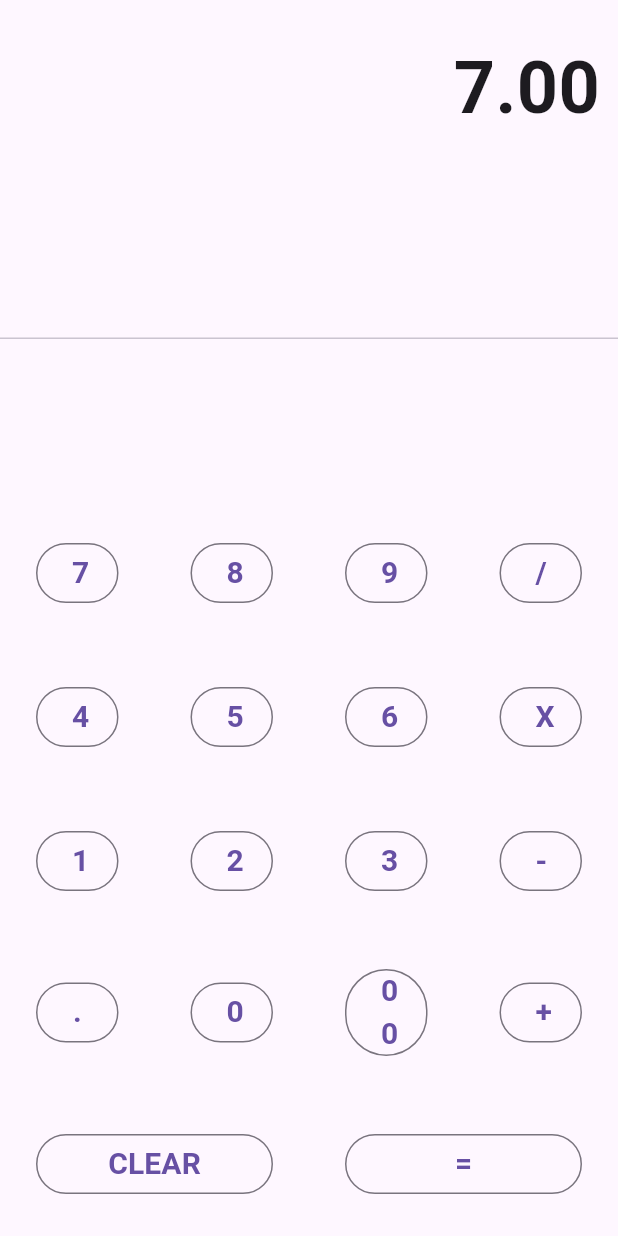
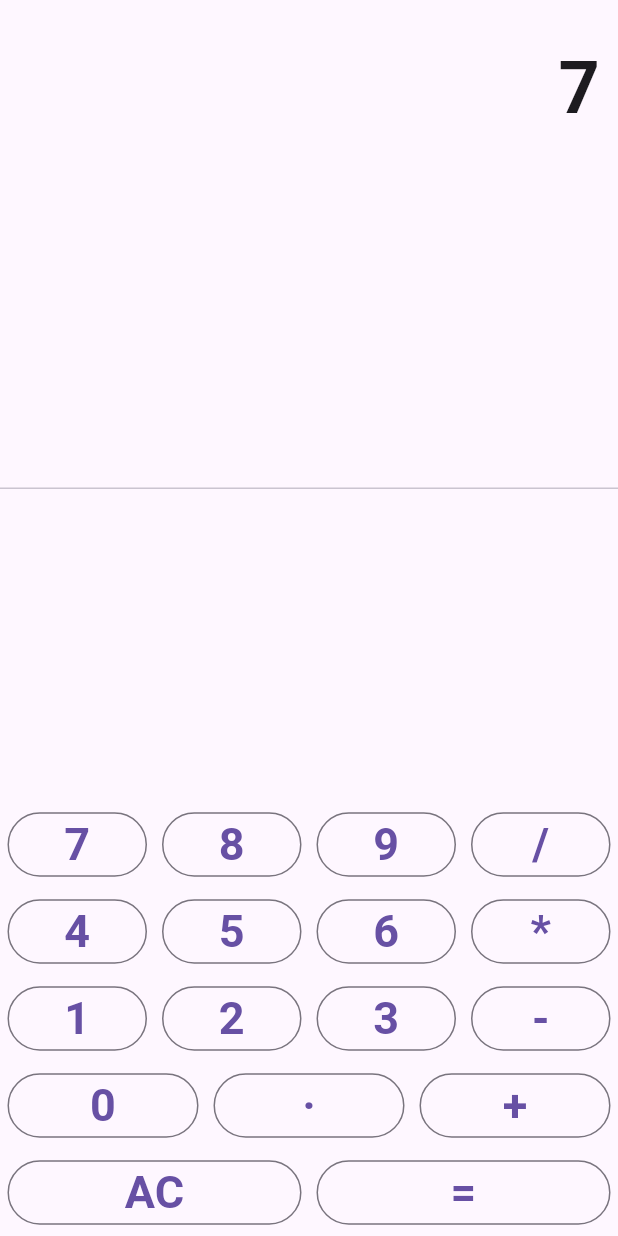
Before and after one commit to db110513/app_calculator, a Flutter app: the screen it shows after launch, after a tap on an icon or button, on a phone screen of 412 x 824 dp. Run offline on Flutter 3.47's test engine with Material 3 defaults, Android fonts, the phone set to English and light mode, and no system bars.

Commit message:
Updated calc buttons

```diff
--- a/lib/main.dart
+++ b/lib/main.dart
@@ -1,6 +1,6 @@
 import 'package:flutter/material.dart';
 
-void main() => runApp(new App());
+void main() => runApp(App());
 
 class App extends StatelessWidget {
 
@@ -8,11 +8,11 @@ class App extends StatelessWidget {
 
     return new MaterialApp(
       debugShowCheckedModeBanner: false,
-      theme: new ThemeData(
+      theme: ThemeData(
         primarySwatch: Colors.blue,
       ),
 
-      home: new Home(
+      home: Home(
         key: UniqueKey(),
       ),
     );
@@ -34,24 +34,24 @@ class _HomeState extends State<Home> {
   String _output = "0";
   double num1 = 0.0;
   double num2 = 0.0;
-  String operand = "";
+  String op = "";
 
   buttonPressed(String buttonText) {
 
-    if(buttonText == "CLEAR") {
+    if (buttonText == "AC") {
 
       _output = "0";
       num1 = 0.0;
       num2 = 0.0;
-      operand = "";
+      op = "";
 
     }
 
-    else if (buttonText == "+" || buttonText == "-" || buttonText == "/" || buttonText == "X") {
+    else if (buttonText == "+" || buttonText == "-" || buttonText == "/" || buttonText == "*") {
 
       num1 = double.parse(output);
 
-      operand = buttonText;
+      op = buttonText;
 
       _output = "0";
 
@@ -74,22 +74,22 @@ class _HomeState extends State<Home> {
 
       num2 = double.parse(output);
 
-      if(operand == "+") {
+      if (op == "+") {
         _output = (num1 + num2).toString();
       }
-      if(operand == "-") {
+      if (op == "-") {
         _output = (num1 - num2).toString();
       }
-      if(operand == "X") {
+      if (op == "*") {
         _output = (num1 * num2).toString();
       }
-      if(operand == "/") {
+      if (op == "/") {
         _output = (num1 / num2).toString();
       }
 
-      num1 = 0.0;
-      num2 = 0.0;
-      operand = "";
+      num1 = 0;
+      num2 = 0;
+      op = "";
 
     }
 
@@ -101,21 +101,21 @@ class _HomeState extends State<Home> {
 
     print(_output);
 
-    setState(() => output = double.parse(_output).toStringAsFixed(2));
+    setState(() => output = double.parse(_output).toStringAsFixed(0));
 
   }
 
-  Widget buildButton(String buttonText) {
+  Widget buildButton(String button) {
 
     return Expanded(
       child: Padding(
-        padding: EdgeInsets.all(24.0),
+        padding: EdgeInsets.all(5),
         child: OutlinedButton(
-          onPressed: () => buttonPressed(buttonText),
+          onPressed: () => buttonPressed(button),
           child: Text(
-            buttonText,
+            button,
             style: TextStyle(
-              fontSize: 20.0,
+              fontSize: 30,
               fontWeight: FontWeight.bold,
             ),
           ),
@@ -126,59 +126,69 @@ class _HomeState extends State<Home> {
 
 
   Widget build(BuildContext context) {
-    return new Scaffold(
-        body: new Container(
-            child: new Column(
+    return Scaffold(
+        body: Container(
+            child: Column(
               children: [
-                new Container(
+                Container(
                     alignment: Alignment.centerRight,
-                    padding: new EdgeInsets.symmetric(
+                    padding: EdgeInsets.symmetric(
                         vertical: 24.0,
                         horizontal: 12.0
                     ),
-                    child: new Text(output, style: new TextStyle(
+                    child: Text(output, style: TextStyle(
                       fontSize: 48.0,
                       fontWeight: FontWeight.bold,
 
                     ))),
-                new Expanded(
-                  child: new Divider(),
+                Expanded(
+                  child: Divider(),
                 ),
 
 
-                new Column(children: [
-                  new Row(children: [
+                Column(children: [
+                  Row(
+                      children: [
                         buildButton("7"),
                         buildButton("8"),
                         buildButton("9"),
                         buildButton("/")
-                  ]),
+                      ]
+                  ),
 
-                  new Row(children: [
+                  Row(
+                      children: [
                         buildButton("4"),
                         buildButton("5"),
                         buildButton("6"),
-                    buildButton("X")
-                  ]),
+                        buildButton("*")
+                      ]
+                  ),
 
-                  new Row(children: [
+                  Row(
+                      children: [
                         buildButton("1"),
                         buildButton("2"),
                         buildButton("3"),
                         buildButton("-")
-                  ]),
+                      ]
+                  ),
 
-                  new Row(children: [
-                    buildButton("."),
+                  Row(
+                      children: [
                         buildButton("0"),
-                    buildButton("00"),
+                        buildButton("·"),
                         buildButton("+")
-                  ]),
+                      ]
+                  ),
 
-                  new Row(children: [
-                    buildButton("CLEAR"),
+                  Row(
+                      children: [
+                        buildButton("AC"),
                         buildButton("="),
-                  ])
+                      ]
+                  )
+
                 ])
               ],
             )
```
Lines whose indentation alone changed are shown as unchanged.
